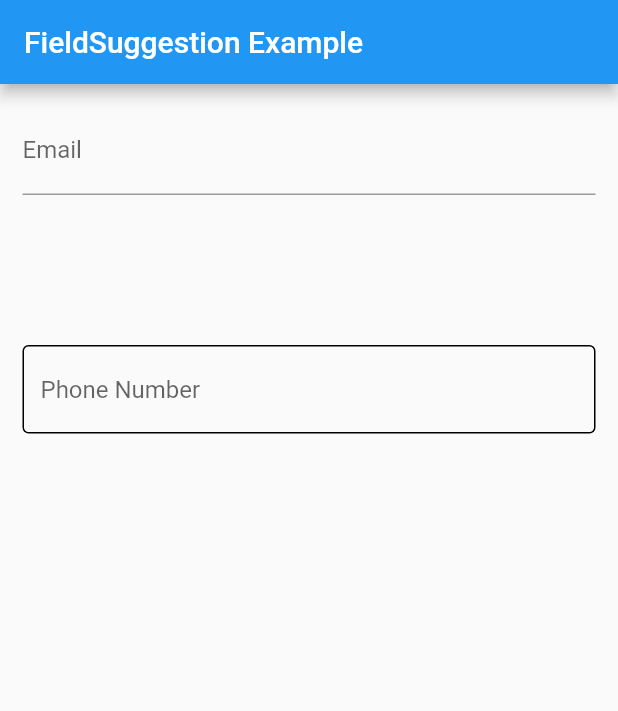
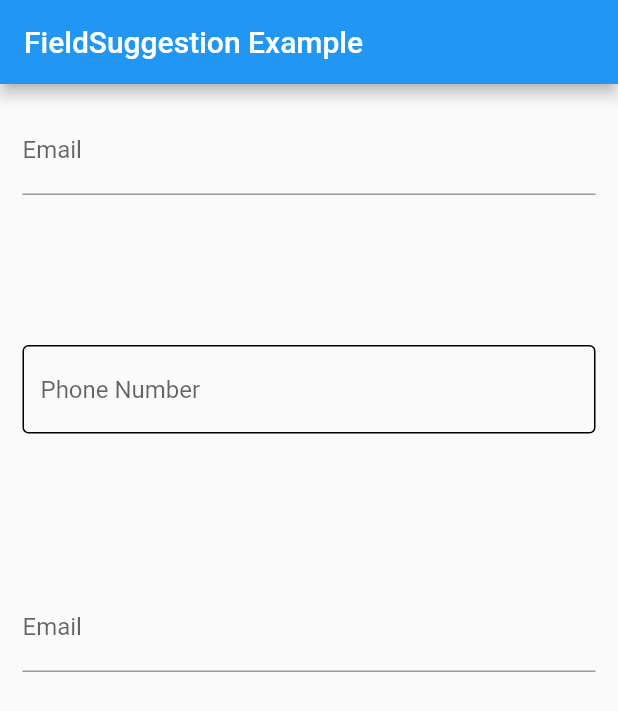
Before and after one commit to insolite-dev/field_suggestion, a Flutter app: the screen it shows after launch, on a phone screen of 412 x 824 dp. Shown: the top 711 px of the screen. Run offline on Flutter 3.47's test engine with Material 2 defaults, Android fonts, the phone set to English and light mode, and no system bars.

Commit message:
Feature/model class rendering (#19)
* Add custom list rendering functionallity

* Add tests

* Add FieldSuggestion logo

* Add example of class suggestions

* Fix fromatting failling issue

````diff
--- a/example/lib/main.dart
+++ b/example/lib/main.dart
@@ -1,5 +1,7 @@
 import 'package:field_suggestion/field_suggestion.dart';
 import 'package:flutter/material.dart';
+
+import 'user_model.dart';
 
 void main() => runApp(App());
 
@@ -39,6 +41,12 @@ class _HomePageState extends State<HomePage> {
     15412917703,
   ];
 
+  List<UserModel> userSuggestions = [
+    UserModel(email: 'test@gmail.com', password: 'test123'),
+    UserModel(email: 'test1@gmail.com', password: 'test123'),
+    UserModel(email: 'test2@gmail.com', password: 'test123')
+  ];
+
   @override
   Widget build(BuildContext context) {
     return GestureDetector(
@@ -55,10 +63,10 @@ class _HomePageState extends State<HomePage> {
               children: [
                 // Basic usage.
                 FieldSuggestion(
+                  hint: 'Email',
                   boxController: firstBoxController,
                   textController: firstTextController,
                   suggestionList: stringSuggestions,
-                  hint: 'Email',
                 ),
 
                 const SizedBox(height: 100),
@@ -94,6 +102,18 @@ class _HomePageState extends State<HomePage> {
                     ],
                   ),
                 ),
+                const SizedBox(height: 100),
+
+                // Usage with custom class suggestions.
+                FieldSuggestion(
+                  hint: 'Email',
+                  // If y're using list where are classes,
+                  // Don't forget adding search by property.
+                  searchBy: 'email',
+                  boxController: firstBoxController,
+                  textController: firstTextController,
+                  suggestionList: userSuggestions,
+                ),
               ],
             ),
           ),
--- /dev/null
+++ b/example/lib/user_model.dart
@@ -0,0 +1,13 @@
+class UserModel {
+  final String? email;
+  final String? password;
+
+  const UserModel({this.email, this.password});
+
+  // If we wanna use this model class into FieldSuggestion.
+  // Then we must to have toJson method, like this:
+  Map<String, dynamic> toJson() => {
+        'email': this.email,
+        'password': this.password,
+      };
+}
--- a/lib/src/field_suggestion.dart
+++ b/lib/src/field_suggestion.dart
@@ -35,8 +35,45 @@ class FieldSuggestion extends StatefulWidget {
   final TextEditingController textController;
 
   /// The main list which would be displayed into suggestion box.
-  /// Able to use as `List<String>`, `List<int>`, and `List<double>`.
+  /// Able to use as `List<String>`, `List<int>`, `List<double>` and Custom model class.
+  ///
+  /// For Example: `List<UserModel>`.
+  /// If you wanna do this then `searchBy` property must be initilazed.
+  /// **And one important part is that your model class must to have [toJson] method.**
+  ///
+  /// ### Complete model example which can be used in [suggestionList]:
+  /// ```dart
+  /// class UserModel {
+  ///   final String? email;
+  ///   final String? password;
+  ///
+  ///   const UserModel({this.email, this.password});
+  ///
+  ///   Map<String, dynamic> toJson() => {
+  ///         'email': this.email,
+  ///         'password': this.password,
+  ///       };
+  /// }
+  /// ```
   final List<dynamic> suggestionList;
+
+  /// It must be initilazed when suggestionList isn't `List<String>`, `List<int>`, or `List<double>`.
+  ///
+  /// Howeveer, when you give a suggestion list which includes custom classes,
+  /// then you must to add the propert's name which you wanna search by.
+  /// ---
+  /// **For example:**
+  ///
+  /// I have a class like:
+  /// ```dart
+  /// class UserModel{
+  ///  final String? email;
+  ///  final String? password;
+  /// }
+  /// ```
+  /// And my [suggestionList]'s runtimeType is List<UserModel>.
+  /// Then have to add `searchBy: 'email'` or `searchBy: 'password'` to [FieldSuggestion] widget.
+  final String? searchBy;
 
   /// To set custom `onTap` method.
   /// e.g you need open a page, when item selected.
@@ -182,6 +219,7 @@ class FieldSuggestion extends StatefulWidget {
     Key? key,
     required this.textController,
     required this.suggestionList,
+    this.searchBy,
 
     // SuggestionBox properties.
     this.boxController,
@@ -280,8 +318,21 @@ class _FieldSuggestionState extends State<FieldSuggestion>
     else {
       final inputText = widget.textController.text;
 
+      if (isClassList(widget.suggestionList)) {
+        // At this time, `searchBy` must not be null.
+        if (widget.searchBy == null) {
+          throw FlutterError(
+            "If given suggestionList's runtimeType isn't List<String>, List<int> or List<double>. That means, you was gave a List which includes dart classes. So then [searchBy] can't be null.",
+          );
+        }
+        matchers = renderClassList(
+          widget.suggestionList,
+          inputText,
+          widget.searchBy,
+        );
+      } else {
         // Upper case every item which were into [suggestionList] for easy separation.
-      // And than create [matchers] list by listening `textController`.
+        // And then create [matchers] list by listening `textController`.
         matchers = widget.suggestionList.where((item) {
           if (widget.suggestionList is List<int> ||
               widget.suggestionList is List<double>)
@@ -289,6 +340,7 @@ class _FieldSuggestionState extends State<FieldSuggestion>
 
           return item.toUpperCase().contains(inputText.toUpperCase());
         }).toList();
+      }
 
       if ((matchers.isNotEmpty && matchers[0] != inputText) ||
           !widget.closeBoxAfterSelect) {
@@ -375,11 +427,13 @@ class _FieldSuggestionState extends State<FieldSuggestion>
   // It fills value of field with title of selected item.
   // And if `closeBoxAfterSelect` is enabled (as default it's enabled),
   // it closes suggestions box after tapping the item.
-  onItemTap(String selectedItem) {
+  onItemTap(dynamic selectedItem) {
     if (widget.disabledDefaultOnTap) return widget.onTap!();
 
     _customSetState(() {
-      widget.textController.text = selectedItem;
+      widget.textController.text = isClassList(widget.suggestionList)
+          ? selectedItem['${widget.searchBy}'].toString()
+          : selectedItem.toString();
       widget.textController.selection = TextSelection.fromPosition(
         TextPosition(offset: widget.textController.text.length),
       );
@@ -483,9 +537,11 @@ class _FieldSuggestionState extends State<FieldSuggestion>
               padding: const EdgeInsets.symmetric(vertical: 3),
               child: SuggestionItem(
                 key: const Key('suggested.item'),
-                title: "${matchers[index]}",
+                title: isClassList(widget.suggestionList)
+                    ? "${matchers[index][widget.searchBy]}"
+                    : "${matchers[index]}",
                 style: widget.suggestionItemStyle,
-                onTap: () => onItemTap(matchers[index].toString()),
+                onTap: () => onItemTap(matchers[index]),
                 onIconTap: () => onTrallingTap(matchers[index]),
               ),
             ),
````
Also changed, not shown: lib/src/utils.dart (+26 -0 lines), example/assets/logo.png (added), 4 other files. Lines whose indentation alone changed are shown as unchanged.
